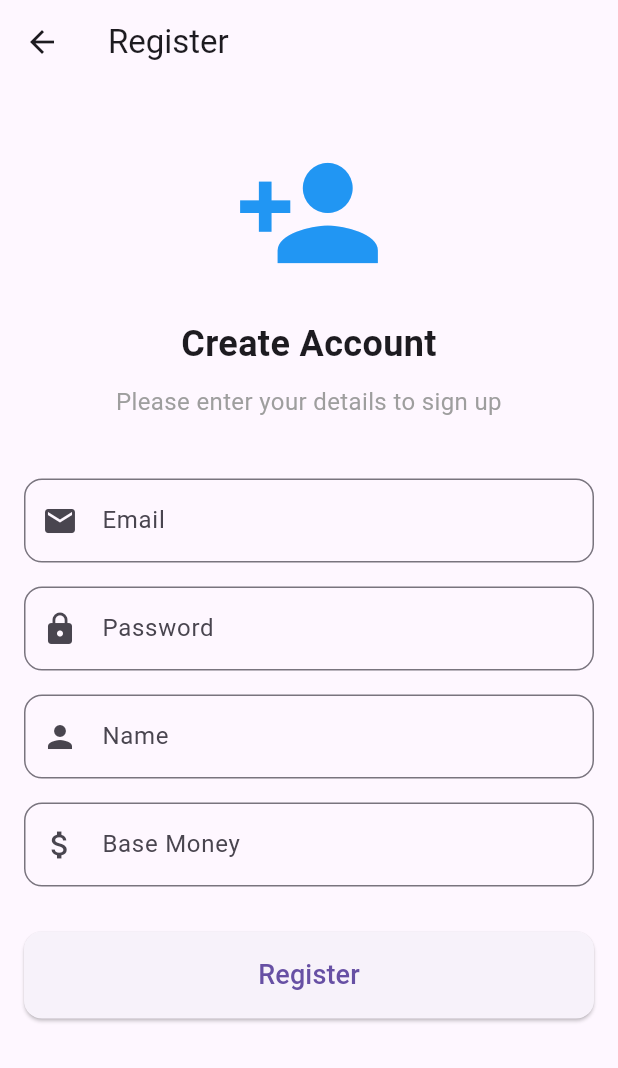
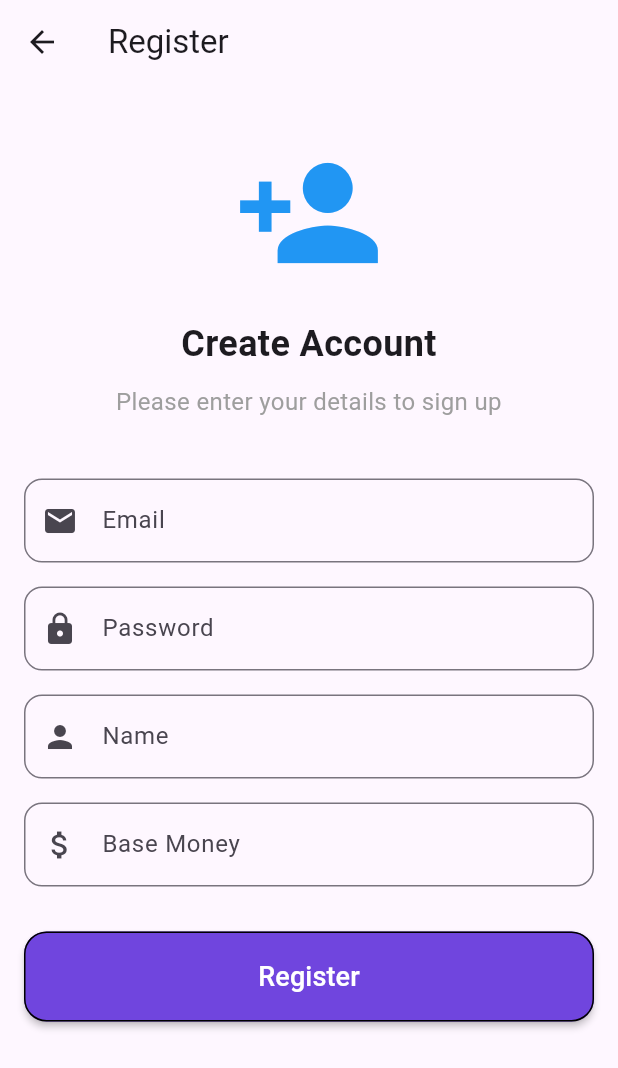
Before and after one commit to VinChriZ/MoneyManager, a Flutter app: the screen it shows after launch, after a tap on "Sign Up", on a phone screen of 412 x 824 dp. Shown: the top 1068 px of the screen. Run offline on Flutter 3.47's test engine with Material 3 defaults, Android fonts, the phone set to English and light mode, and no system bars; our stand-ins replace cloud_firestore, firebase_auth, firebase_core, fl_chart, flutter_speed_dial, font_awesome_flutter and 1 more; accounts and stored records are empty; network calls fail.

Commit message:
redesign button login and register

```diff
--- a/lib/login.dart
+++ b/lib/login.dart
@@ -158,22 +158,10 @@ class _LoginState extends State<Login> {
                 ),
                 obscureText: true,
               ),
-              SizedBox(height: 30.0),
-              ElevatedButton(
-                onPressed: () => _signUserIn(context),
-                child: Text(
-                  'Login',
-                  style: TextStyle(fontSize: 18.0),
-                ),
-                style: ElevatedButton.styleFrom(
-                  padding: EdgeInsets.symmetric(vertical: 12.0),
-                  shape: RoundedRectangleBorder(
-                    borderRadius: BorderRadius.circular(12.0),
-                  ),
-                ),
-              ),
-              SizedBox(height: 16.0),
-              ElevatedButton(
+              SizedBox(height: 32.0),
+              MaterialButton(
+                minWidth: double.infinity,
+                height: 60,
                 onPressed: () {
                   Navigator.of(context).push(
                     MaterialPageRoute(builder: (context) => Register()),
@@ -181,13 +169,34 @@ class _LoginState extends State<Login> {
                 },
                 child: Text(
                   'Sign Up',
-                  style: TextStyle(fontSize: 18.0),
+                  style: TextStyle(fontWeight: FontWeight.w600,fontSize: 18.0),
                 ),
-                style: ElevatedButton.styleFrom(
-                  padding: EdgeInsets.symmetric(vertical: 12.0),
-                  shape: RoundedRectangleBorder(
-                    borderRadius: BorderRadius.circular(12.0),
+                color: Color.fromARGB(255, 112, 69, 222),
+                textColor: Colors.white,
+                padding: EdgeInsets.symmetric(vertical: 12.0),
+                shape: RoundedRectangleBorder(
+                  side: BorderSide(color: Colors.black),
+                  borderRadius: BorderRadius.circular(15.0),
+                ),
+              ),
+              SizedBox(height: 16.0),
+              MaterialButton(
+                minWidth: double.infinity,
+                height: 60,
+                onPressed: () => _signUserIn(context),
+                child: Text(
+                  'Login',
+                  style: TextStyle(
+                    fontWeight: FontWeight.w600,
+                    fontSize: 18.0,
                   ),
+                ),
+                color: Colors.white,
+                textColor: Colors.black,
+                padding: EdgeInsets.symmetric(vertical: 12.0),
+                shape: RoundedRectangleBorder(
+                  side: BorderSide(color: Colors.black),
+                  borderRadius: BorderRadius.circular(15.0),
                 ),
               ),
             ],
--- a/lib/register.dart
+++ b/lib/register.dart
@@ -181,16 +181,19 @@ class _RegisterState extends State<Register> {
             const SizedBox(height: 30.0),
 
             // Register Button
-            ElevatedButton(
+            MaterialButton(
+              minWidth: double.infinity,
+              height: 60,
               onPressed: () {
                 _registerUser(context);
               },
-              style: ElevatedButton.styleFrom(
-                padding: EdgeInsets.symmetric(vertical: 16.0),
+              color: Color.fromARGB(255, 112, 69, 222),
+                textColor: Colors.white,
+                padding: EdgeInsets.symmetric(vertical: 12.0),
                 shape: RoundedRectangleBorder(
-                  borderRadius: BorderRadius.circular(12.0),
-                ),
-              ),
+                  side: BorderSide(color: Colors.black),
+                  borderRadius: BorderRadius.circular(15.0),
+                  ),
               child: const Text(
                 'Register',
                 style: TextStyle(fontSize: 18.0),
--- a/lib/splash_screen.dart
+++ b/lib/splash_screen.dart
@@ -48,7 +48,7 @@ class _SplashScreenState extends State<SplashScreen> with SingleTickerProviderSt
         mainAxisAlignment: MainAxisAlignment.center,
         children: const[
           Text(
-            'montra',
+            'Money Managers',
             style: TextStyle(
               fontStyle: FontStyle.normal,
               color: Colors.white,
```
